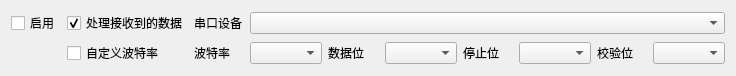
First picture: the form in src/pages/page/other/transmission/SAKSerialPortTransmissionItemWidget.ui, repository x-tools-author/x-tools, before the edit.
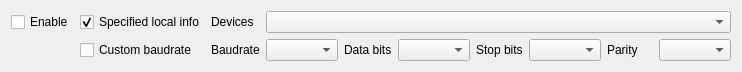
Second picture: the form after the edit.

Patch:
```diff
--- a/src/pages/page/other/transmission/SAKSerialPortTransmissionItemWidget.ui
+++ b/src/pages/page/other/transmission/SAKSerialPortTransmissionItemWidget.ui
@@ -6,7 +6,7 @@
    <rect>
     <x>0</x>
     <y>0</y>
-    <width>736</width>
+    <width>742</width>
     <height>64</height>
    </rect>
   </property>
@@ -17,7 +17,7 @@
    <item row="0" column="0">
     <widget class="QCheckBox" name="enableCheckBox">
      <property name="text">
-      <string>启用</string>
+      <string>Enable</string>
      </property>
     </widget>
    </item>
@@ -30,21 +30,21 @@
    <item row="1" column="4">
     <widget class="QLabel" name="label_3">
      <property name="text">
-      <string>数据位</string>
+      <string>Data bits</string>
      </property>
     </widget>
    </item>
    <item row="1" column="8">
     <widget class="QLabel" name="label_5">
      <property name="text">
-      <string>校验位</string>
+      <string>Parity</string>
      </property>
     </widget>
    </item>
    <item row="1" column="6">
     <widget class="QLabel" name="label_4">
      <property name="text">
-      <string>停止位</string>
+      <string>Stop bits</string>
      </property>
     </widget>
    </item>
@@ -57,7 +57,7 @@
    <item row="1" column="1">
     <widget class="QCheckBox" name="customBaudrateCheckBox">
      <property name="text">
-      <string>自定义波特率</string>
+      <string>Custom baudrate</string>
      </property>
     </widget>
    </item>
@@ -67,7 +67,7 @@
       <enum>Qt::LeftToRight</enum>
      </property>
      <property name="text">
-      <string>波特率</string>
+      <string>Baudrate</string>
      </property>
      <property name="alignment">
       <set>Qt::AlignLeading|Qt::AlignLeft|Qt::AlignVCenter</set>
@@ -77,7 +77,7 @@
    <item row="0" column="1">
     <widget class="QCheckBox" name="handleReceiveDataCheckBox">
      <property name="text">
-      <string>处理接收到的数据</string>
+      <string>Specified local info</string>
      </property>
      <property name="checked">
       <bool>true</bool>
@@ -90,7 +90,7 @@
       <enum>Qt::LeftToRight</enum>
      </property>
      <property name="text">
-      <string>串口设备</string>
+      <string>Devices</string>
      </property>
      <property name="alignment">
       <set>Qt::AlignLeading|Qt::AlignLeft|Qt::AlignVCenter</set>
```
Left out of the diff: 2 changed lines with no effect on the pictures.
